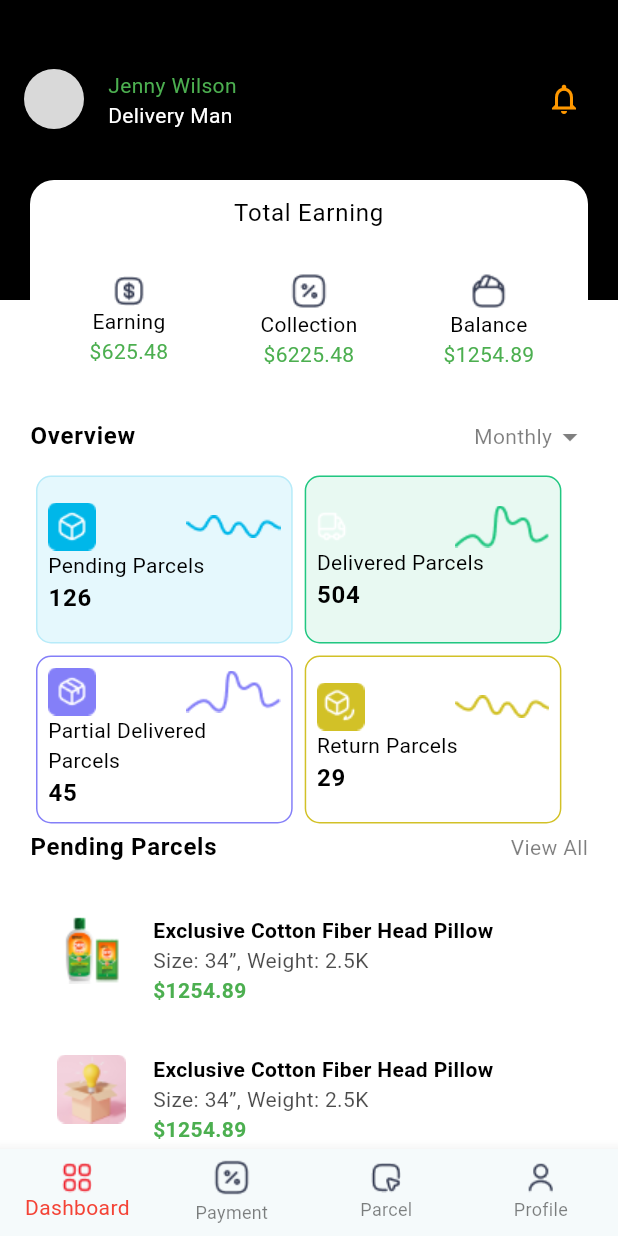
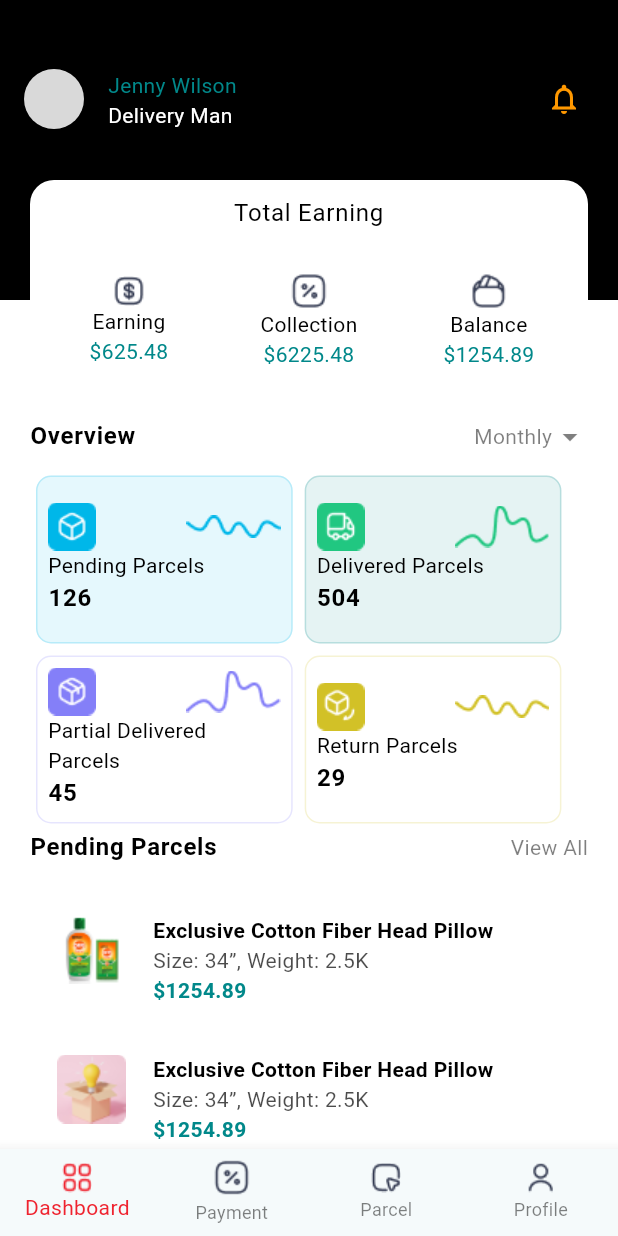
Before and after one commit to mdabdullahalsiddik/Delivery-App, a Flutter app: the NavigatorPage screen opened by its route, on a phone screen of 412 x 824 dp. Run offline on Flutter 3.47's test engine with Material 3 defaults, Android fonts, the phone set to English and light mode, and no system bars; our stand-ins replace flutter_screenutil, gap, get.

Commit message:
Figma Ui

```diff
--- a/lib/app/core/widgets/custom_card.dart
+++ b/lib/app/core/widgets/custom_card.dart
@@ -1,9 +1,11 @@
 // ignore_for_file: public_member_api_docs, sort_constructors_first
+import 'package:delivery_app/utils/colors.dart';
 import 'package:flutter/material.dart';
 
-import 'package:delivery_app/uitils/images.dart';
 
+// ignore: must_be_immutable
 class CustomCard extends StatelessWidget {
+  // ignore: prefer_typing_uninitialized_variables
   var icon;
   final String title;
   final String money;
@@ -21,7 +23,7 @@ class CustomCard extends StatelessWidget {
       width: 120,
       child: Card(
         elevation: 0,
-        color: Colors.white,
+        color: AllColors.whiteColor,
         child: Column(
           mainAxisAlignment: MainAxisAlignment.center,
           crossAxisAlignment: CrossAxisAlignment.center,
@@ -33,14 +35,14 @@ class CustomCard extends StatelessWidget {
               textAlign: TextAlign.center,
               title,
               style: Theme.of(context).textTheme.bodyMedium?.copyWith(
-                    color: Colors.black,
+                    color: AllColors.blackColor,
                   ),
             ),
             Text(
               textAlign: TextAlign.center,
               money,
               style: Theme.of(context).textTheme.bodyMedium?.copyWith(
-                    color: Colors.green,
+                    color: AllColors.greenColor,
                   ),
             ),
           ],
--- a/lib/app/core/widgets/custom_list_tile.dart
+++ b/lib/app/core/widgets/custom_list_tile.dart
@@ -1,4 +1,5 @@
 // ignore_for_file: public_member_api_docs, sort_constructors_first
+import 'package:delivery_app/utils/colors.dart';
 import 'package:flutter/material.dart';
 
 class CustomListTile extends StatelessWidget {
@@ -7,12 +8,12 @@ class CustomListTile extends StatelessWidget {
   final String subTitle;
   final String money;
   const CustomListTile({
-    Key? key,
+    super.key,
     required this.image,
     required this.title,
     required this.subTitle,
     required this.money,
-  }) : super(key: key);
+  });
 
   @override
   Widget build(BuildContext context) {
@@ -27,7 +28,7 @@ class CustomListTile extends StatelessWidget {
         textAlign: TextAlign.start,
         title,
         style: Theme.of(context).textTheme.bodyMedium?.copyWith(
-              color: Colors.black,
+              color: AllColors.blackColor,
               fontWeight: FontWeight.bold,
             ),
       ),
@@ -39,14 +40,14 @@ class CustomListTile extends StatelessWidget {
             textAlign: TextAlign.start,
             subTitle,
             style: Theme.of(context).textTheme.bodyMedium?.copyWith(
-                  color: Colors.black.withOpacity(.7),
+                  color: AllColors.blackColor.withOpacity(.7),
                 ),
           ),
           Text(
             textAlign: TextAlign.start,
             money,
             style: Theme.of(context).textTheme.bodyMedium?.copyWith(
-                  color: Colors.green,
+                  color: AllColors.greenColor,
                   fontWeight: FontWeight.bold,
                 ),
           ),
--- a/lib/app/core/widgets/custom_overview.dart
+++ b/lib/app/core/widgets/custom_overview.dart
@@ -1,7 +1,7 @@
 // ignore_for_file: public_member_api_docs, sort_constructors_first
+import 'package:delivery_app/utils/colors.dart';
 import 'package:flutter/material.dart';
 
-import 'package:delivery_app/uitils/images.dart';
 
 class CustomOverview extends StatelessWidget {
   final String title;
@@ -28,10 +28,10 @@ class CustomOverview extends StatelessWidget {
       child: Card(
         elevation: 0,
         shape: RoundedRectangleBorder(
-          side: BorderSide(color: borderColor ?? Colors.white70, width: 1),
+          side: BorderSide(color: borderColor ?? AllColors.whiteColor, width: 1),
           borderRadius: BorderRadius.circular(10),
         ),
-        color: bgColor ?? Colors.white.withOpacity(.5),
+        color: bgColor ?? AllColors.whiteColor.withOpacity(.5),
         child: Padding(
           padding: const EdgeInsets.all(8.0),
           child: Column(
@@ -49,14 +49,14 @@ class CustomOverview extends StatelessWidget {
                 textAlign: TextAlign.start,
                 title,
                 style: Theme.of(context).textTheme.bodyMedium?.copyWith(
-                      color: Colors.black,
+                      color: AllColors.blackColor,
                     ),
               ),
               Text(
                 textAlign: TextAlign.start,
                 rat,
                 style: Theme.of(context).textTheme.bodyLarge?.copyWith(
-                      color: Colors.black,
+                      color: AllColors.blackColor,
                       fontWeight: FontWeight.bold,
                     ),
               ),
--- a/lib/app/modules/home/home_page.dart
+++ b/lib/app/modules/home/home_page.dart
@@ -1,7 +1,8 @@
 import 'package:delivery_app/app/core/widgets/custom_card.dart';
 import 'package:delivery_app/app/core/widgets/custom_list_tile.dart';
 import 'package:delivery_app/app/core/widgets/custom_overview.dart';
-import 'package:delivery_app/uitils/images.dart';
+import 'package:delivery_app/utils/colors.dart';
+import 'package:delivery_app/utils/images.dart';
 import 'package:flutter/material.dart';
 import 'package:gap/gap.dart';
 import 'package:get/get.dart';
@@ -17,12 +18,12 @@ class HomePage extends GetView<HomeController> {
         body: Stack(
       children: [
         Container(
-          color: Colors.white,
+          color: AllColors.whiteColor,
         ),
         Container(
           height: 200,
           decoration: const BoxDecoration(
-            color: Colors.black,
+            color: AllColors.blackColor,
           ),
           child: Column(
             children: [
@@ -30,25 +31,25 @@ class HomePage extends GetView<HomeController> {
               ListTile(
                 leading: const CircleAvatar(
                   radius: 20,
-                  backgroundColor: Color(0xffD9D9D9),
+                  backgroundColor: AllColors.imageBackgroundColor,
                 ),
                 title: Text(
                   textAlign: TextAlign.start,
                   "Jenny Wilson",
                   style: Theme.of(context).textTheme.bodyMedium?.copyWith(
-                        color: Colors.green,
+                        color: AllColors.greenColor,
                       ),
                 ),
                 subtitle: Text(
                   textAlign: TextAlign.start,
                   "Delivery Man",
                   style: Theme.of(context).textTheme.bodyMedium?.copyWith(
-                        color: Colors.white,
+                        color: AllColors.whiteColor,
                       ),
                 ),
                 trailing: const Icon(
                   Icons.notifications_none,
-                  color: Colors.orange,
+                  color: AllColors.orangeColor,
                 ),
               ),
             ],
@@ -65,7 +66,7 @@ class HomePage extends GetView<HomeController> {
                 padding: const EdgeInsets.all(0.0),
                 child: Container(
                   height: MediaQuery.of(context).size.width,
-                  color: Colors.white,
+                  color: AllColors.whiteColor,
                   child: Column(
                     crossAxisAlignment: CrossAxisAlignment.center,
                     children: [
@@ -74,7 +75,7 @@ class HomePage extends GetView<HomeController> {
                         textAlign: TextAlign.center,
                         "Total Earning",
                         style: Theme.of(context).textTheme.bodyLarge?.copyWith(
-                              color: Colors.black,
+                              color: AllColors.blackColor,
                             ),
                       ),
                       Row(
@@ -104,12 +105,11 @@ class HomePage extends GetView<HomeController> {
                           Text(
                             textAlign: TextAlign.center,
                             "Overview",
-                            style: Theme.of(context)
-                                .textTheme
-                                .bodyLarge
-                                ?.copyWith(
-                                    color: Colors.black,
-                                    fontWeight: FontWeight.bold),
+                            style:
+                                Theme.of(context).textTheme.bodyLarge?.copyWith(
+                                      color: AllColors.blackColor,
+                                      fontWeight: FontWeight.bold,
+                                    ),
                           ),
                           InkWell(
                             onTap: () {},
@@ -122,12 +122,13 @@ class HomePage extends GetView<HomeController> {
                                       .textTheme
                                       .bodyMedium
                                       ?.copyWith(
-                                        color: Colors.black.withOpacity(.5),
+                                        color: AllColors.blackColor
+                                            .withOpacity(.5),
                                       ),
                                 ),
                                 Icon(
                                   Icons.arrow_drop_down_sharp,
-                                  color: Colors.black.withOpacity(.5),
+                                  color: AllColors.blackColor.withOpacity(.5),
                                 )
                               ],
                             ),
@@ -138,17 +139,16 @@ class HomePage extends GetView<HomeController> {
                       Row(
                         children: [
                           CustomOverview(
-                            bgColor: const Color(0xff00B7E9).withOpacity(.1),
-                            borderColor:
-                                const Color(0xff00B7E9).withOpacity(.2),
+                            bgColor: AllColors.blueColor.withOpacity(.1),
+                            borderColor: AllColors.blueColor.withOpacity(.2),
                             title: 'Pending Parcels',
                             rat: '126',
                             icon: ImageUrl.framwImage,
                             barIcon: ImageUrl.line3Image,
                           ),
                           CustomOverview(
-                            bgColor: const Color(0xff21C781).withOpacity(.1),
-                            borderColor: const Color(0xff21C781),
+                            bgColor: AllColors.greenColor.withOpacity(.1),
+                            borderColor: AllColors.greenColor.withOpacity(.2),
                             title: 'Delivered Parcels',
                             rat: '504',
                             icon: ImageUrl.groupImage,
@@ -156,17 +156,18 @@ class HomePage extends GetView<HomeController> {
                           ),
                         ],
                       ),
-                      const Row(
+                      Row(
                         children: [
                           CustomOverview(
-                            borderColor: Color(0xff847FF8),
+                            borderColor:
+                                AllColors.naveBlueColor.withOpacity(.2),
                             title: 'Partial Delivered Parcels',
                             rat: '45',
                             icon: ImageUrl.framw1Image,
                             barIcon: ImageUrl.lineImage,
                           ),
                           CustomOverview(
-                            borderColor: Color(0xffD2C127),
+                            borderColor: AllColors.yellowColor.withOpacity(.2),
                             title: 'Return Parcels',
                             rat: '29',
                             icon: ImageUrl.framw2Image,
@@ -184,7 +185,7 @@ class HomePage extends GetView<HomeController> {
                                 .textTheme
                                 .bodyLarge
                                 ?.copyWith(
-                                    color: Colors.black,
+                                    color: AllColors.blackColor,
                                     fontWeight: FontWeight.bold),
                           ),
                           InkWell(
@@ -196,7 +197,7 @@ class HomePage extends GetView<HomeController> {
                                   .textTheme
                                   .bodyMedium
                                   ?.copyWith(
-                                    color: Colors.black.withOpacity(.5),
+                                    color: AllColors.blackColor.withOpacity(.5),
                                   ),
                             ),
                           ),
--- a/lib/app/modules/navigator/navigator_page.dart
+++ b/lib/app/modules/navigator/navigator_page.dart
@@ -1,4 +1,5 @@
-import 'package:delivery_app/uitils/images.dart';
+import 'package:delivery_app/utils/colors.dart';
+import 'package:delivery_app/utils/images.dart';
 import 'package:flutter/material.dart';
 import 'package:get/get.dart';
 
@@ -14,8 +15,8 @@ class NavigatorPage extends GetView<NavigatorController> {
         return Scaffold(
           body: controller.pages[controller.selectIndex],
           bottomNavigationBar: BottomNavigationBar(
-              selectedItemColor: Colors.red,
-              unselectedItemColor: Colors.black.withOpacity(.5),
+              selectedItemColor: AllColors.redColor,
+              unselectedItemColor: AllColors.blackColor.withOpacity(.5),
               currentIndex: controller.selectIndex,
               type: BottomNavigationBarType.fixed,
               onTap: (value) {
--- a/lib/app/modules/splash/splash_page.dart
+++ b/lib/app/modules/splash/splash_page.dart
@@ -1,4 +1,5 @@
-import 'package:delivery_app/uitils/images.dart';
+import 'package:delivery_app/utils/colors.dart';
+import 'package:delivery_app/utils/images.dart';
 import 'package:flutter/material.dart';
 import 'package:get/get.dart';
 
@@ -10,7 +11,7 @@ class SplashPage extends GetView<SplashController> {
   @override
   Widget build(BuildContext context) {
     return Scaffold(
-      backgroundColor: Theme.of(context).colorScheme.shadow,
+      backgroundColor: AllColors.blackColor,
       body: Center(
         child: Image.asset(
           ImageUrl.logoImage,
--- /dev/null
+++ b/lib/utils/colors.dart
@@ -0,0 +1,14 @@
+import 'package:flutter/material.dart';
+
+class AllColors {
+  static const redColor = Color(0xffEF232F);
+  static const greenColor = Color(0xff01888A);
+  static const blackColor = Colors.black;
+  static const whiteColor = Colors.white;
+  static const greyColor = Colors.grey;
+  static const orangeColor = Colors.orange;
+  static const imageBackgroundColor = Color(0xffD9D9D9);
+  static const blueColor = Color(0xff00B7E9);
+  static const naveBlueColor = Color(0xff847FF8);
+  static const yellowColor = Color(0xffD2C127);
+}
--- a/lib/uitils/images.dart
+++ b/lib/utils/images.dart
@@ -10,7 +10,7 @@ class ImageUrl {
   static const String framw1Image = "assets/images/Frame 1000005559 _1.png";
   static const String framw2Image = "assets/images/Frame 1000005559 _2.png";
   static const String framwImage = "assets/images/Frame 1000005559.png";
-  static const String groupImage = "assets/images/group.png";
+  static const String groupImage = "assets/images/delevary.png";
   static const String line1Image = "assets/images/Line _1.png";
   static const String line2Image = "assets/images/Line _2.png";
   static const String lineImage = "assets/images/Line.png";
@@ -18,6 +18,5 @@ class ImageUrl {
   static const String recImage = "assets/images/rec.png";
   static const String rec25Image = "assets/images/rec2.png";
   static const String dashboardImage = "assets/images/category.png";
- // static const String userImage = "assets/images/user.png";
-
+  // static const String userImage = "assets/images/user.png";
 }
```
Also changed, not shown: lib/app/core/widgets/custom_button.dart (renamed from lib/app/core/widgets/custom_buttom.dart, +4 -3 lines), lib/app/core/widgets/custom_text_field.dart (+6 -5 lines), lib/app/modules/sing_in/sing_in_page.dart (+6 -6 lines), lib/app/modules/welcome/welcome_page.dart (+11 -11 lines), assets/images/delevary.png (added), assets/navigator/dollar-square.png (deleted), assets/navigator/mouse-square.png (deleted), 1 other file.
